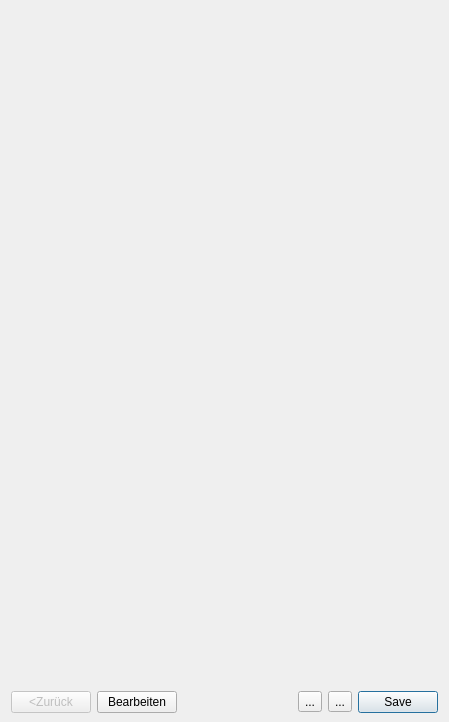
Qt form src/SAGisXPlanung/ui/XPlanung_plan_details.ui (nti-de/SAGisXPlanung) before a commit.
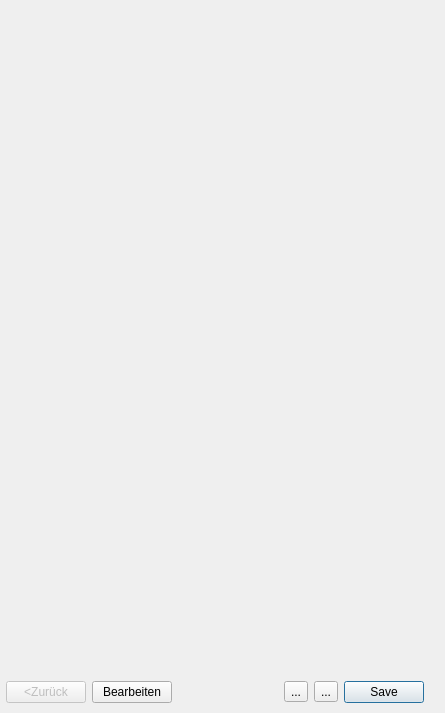
The same form after that commit. The open tabs and pages were chosen to show the change. Custom widgets are drawn as their Qt base class.

Commit message: align page layouts

The edit to the form file:
```diff
--- a/src/SAGisXPlanung/ui/XPlanung_plan_details.ui
+++ b/src/SAGisXPlanung/ui/XPlanung_plan_details.ui
@@ -6,8 +6,8 @@
    <rect>
     <x>0</x>
     <y>0</y>
-    <width>449</width>
-    <height>722</height>
+    <width>445</width>
+    <height>713</height>
    </rect>
   </property>
   <property name="sizePolicy">
@@ -28,10 +28,16 @@
    </property>
    <layout class="QVBoxLayout" name="verticalLayout_9">
     <property name="leftMargin">
-     <number>0</number>
+     <number>6</number>
+    </property>
+    <property name="topMargin">
+     <number>6</number>
     </property>
     <property name="rightMargin">
-     <number>0</number>
+     <number>10</number>
+    </property>
+    <property name="bottomMargin">
+     <number>10</number>
     </property>
     <item>
      <widget class="QStackedWidget" name="stackedWidget">
@@ -527,14 +533,27 @@
        </layout>
       </widget>
       <widget class="QWidget" name="page_2">
-       <layout class="QVBoxLayout" name="verticalLayout_5"/>
+       <layout class="QVBoxLayout" name="verticalLayout_5">
+        <property name="leftMargin">
+         <number>0</number>
+        </property>
+        <property name="topMargin">
+         <number>0</number>
+        </property>
+        <property name="rightMargin">
+         <number>0</number>
+        </property>
+        <property name="bottomMargin">
+         <number>0</number>
+        </property>
+       </layout>
       </widget>
      </widget>
     </item>
     <item>
      <layout class="QHBoxLayout" name="horizontalLayout_6">
       <property name="leftMargin">
-       <number>11</number>
+       <number>0</number>
       </property>
       <property name="rightMargin">
        <number>11</number>
```
Left out of the diff: 10 changed lines with no effect on the pictures. The commit also changes 1 other file.
